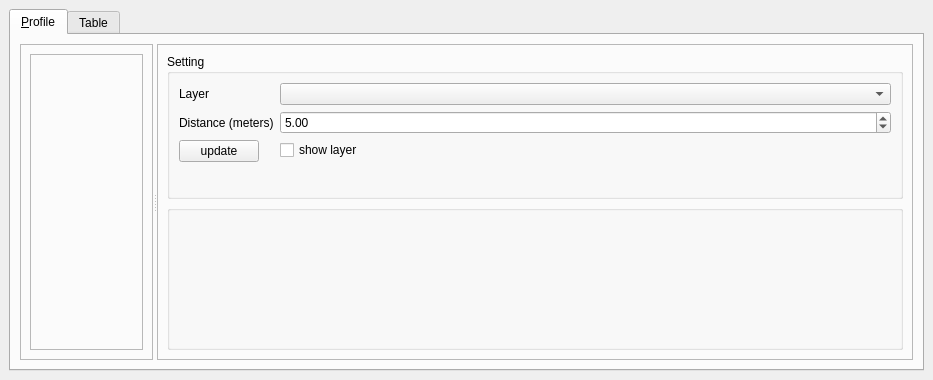
Above: profile/resources/profile_widget.ui from EL-BID/red_basica before the change. Below: the same form after it.
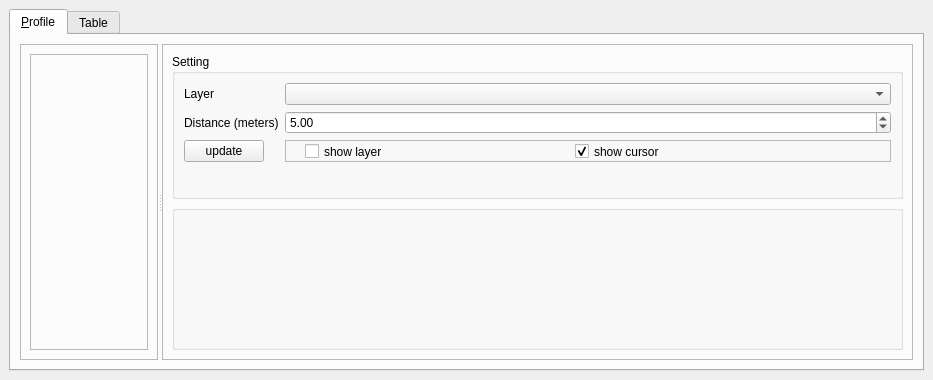
That is the form after the change.

Commit message: adding cursor on map

Patch:
```diff
--- a/profile/resources/profile_widget.ui
+++ b/profile/resources/profile_widget.ui
@@ -133,13 +133,45 @@
                 </widget>
                </item>
                <item row="2" column="1">
+                <widget class="QFrame" name="frame_3">
+                 <property name="frameShape">
+                  <enum>QFrame::StyledPanel</enum>
+                 </property>
+                 <property name="frameShadow">
+                  <enum>QFrame::Raised</enum>
+                 </property>
                 <widget class="QCheckBox" name="showLayerCheckBox">
+                  <property name="geometry">
+                   <rect>
+                    <x>20</x>
+                    <y>0</y>
+                    <width>141</width>
+                    <height>23</height>
+                   </rect>
+                  </property>
                  <property name="text">
                   <string>show layer</string>
                  </property>
                  <property name="checked">
                   <bool>false</bool>
                  </property>
+                 </widget>
+                 <widget class="QCheckBox" name="showCursorCheckBox">
+                  <property name="geometry">
+                   <rect>
+                    <x>290</x>
+                    <y>0</y>
+                    <width>141</width>
+                    <height>23</height>
+                   </rect>
+                  </property>
+                  <property name="text">
+                   <string>show cursor</string>
+                  </property>
+                  <property name="checked">
+                   <bool>true</bool>
+                  </property>
+                 </widget>
                 </widget>
                </item>
               </layout>
```
Left out of the diff: 2 changed lines with no effect on the pictures. Lines whose indentation alone changed are shown as unchanged. The commit also changes 3 other files.
